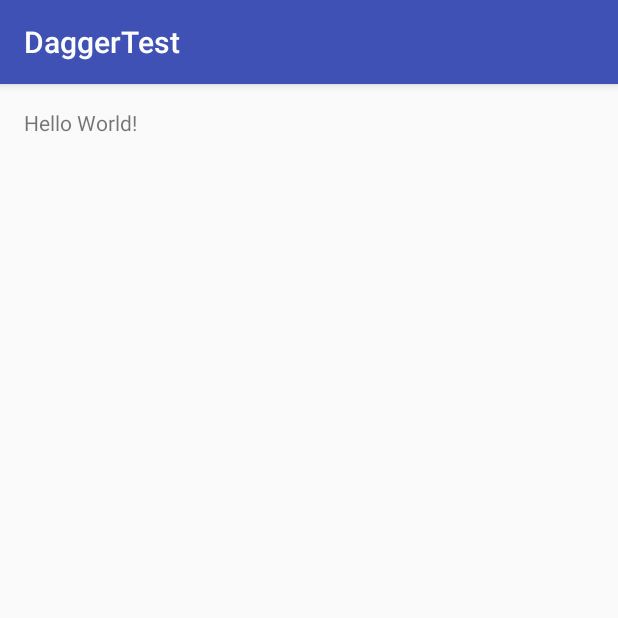
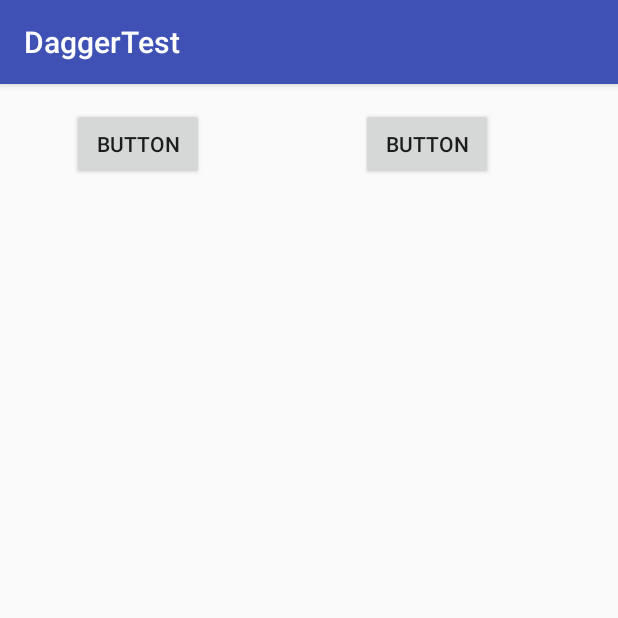
Before and after one commit to ImYeol/DaggerTest, an Android app: the screen it shows after launch (MainActivity), on a phone screen of 412 x 824 dp, the top half of it. Run offline under Robolectric (Android 15) with nearby library versions, the phone set to English and light mode, and no system bars; our stand-ins replace Dagger/Hilt's generated code, data binding; 1 statement that could not run was skipped.

```diff
--- a/app/src/main/java/com/example/yeol/daggertest/ui/MainActivity.java
+++ b/app/src/main/java/com/example/yeol/daggertest/ui/MainActivity.java
@@ -1,11 +1,13 @@
 package com.example.yeol.daggertest.ui;
 
+import android.databinding.DataBindingUtil;
+import android.os.Bundle;
 import android.support.v7.app.AppCompatActivity;
-import android.os.Bundle;
 
 import com.example.yeol.daggertest.MyApplication;
 import com.example.yeol.daggertest.R;
 import com.example.yeol.daggertest.data.DataManager;
+import com.example.yeol.daggertest.databinding.ActivityMainBinding;
 import com.example.yeol.daggertest.di.components.ActivityComponent;
 import com.example.yeol.daggertest.di.components.DaggerActivityComponent;
 import com.example.yeol.daggertest.di.module.ActivityModule;
@@ -18,12 +20,17 @@ public class MainActivity extends AppCompatActivity {
     DataManager dataManager;
 
     private ActivityComponent activityComponent;
+    // generated Binding class by DataBinding
+    private ActivityMainBinding binding;
 
 
     @Override
     protected void onCreate(Bundle savedInstanceState) {
         super.onCreate(savedInstanceState);
-        setContentView(R.layout.activity_main);
+        binding = DataBindingUtil.setContentView(this, R.layout.activity_main);
+
+        // DataBinding to set activity value in activity_main.xml
+        binding.setActivity(this);
 
         getActivityComponent().inject(this);
     }
--- a/app/src/main/res/layout/activity_main.xml
+++ b/app/src/main/res/layout/activity_main.xml
@@ -1,17 +1,49 @@
 <?xml version="1.0" encoding="utf-8"?>
-<RelativeLayout xmlns:android="http://schemas.android.com/apk/res/android"
-    xmlns:tools="http://schemas.android.com/tools"
+<layout xmlns:android="http://schemas.android.com/apk/res/android">
+
+    <data>
+        <variable
+            name="activity"
+            type="com.example.yeol.daggertest.ui.MainActivity"/>
+    </data>
+
+    <RelativeLayout
         android:id="@+id/activity_main"
         android:layout_width="match_parent"
         android:layout_height="match_parent"
         android:paddingBottom="@dimen/activity_vertical_margin"
         android:paddingLeft="@dimen/activity_horizontal_margin"
         android:paddingRight="@dimen/activity_horizontal_margin"
-    android:paddingTop="@dimen/activity_vertical_margin"
-    tools:context="com.example.yeol.daggertest.ui.MainActivity">
+        android:paddingTop="@dimen/activity_vertical_margin">
 
-    <TextView
+        <Button
+            android:id="@+id/test_button"
             android:layout_width="wrap_content"
             android:layout_height="wrap_content"
-        android:text="Hello World!" />
+            android:text="Button"
+            android:layout_alignParentTop="true"
+            android:layout_alignParentLeft="true"
+            android:layout_alignParentStart="true"
+            android:layout_marginLeft="32dp"
+            android:layout_marginStart="32dp" />
+
+        <Button
+            android:id="@+id/button2"
+            android:layout_width="wrap_content"
+            android:layout_height="wrap_content"
+            android:layout_alignParentEnd="true"
+            android:layout_alignParentRight="true"
+            android:layout_alignParentTop="true"
+            android:layout_marginEnd="67dp"
+            android:layout_marginRight="67dp"
+            android:text="Button" />
+
+        <android.support.v7.widget.RecyclerView
+            android:layout_width="match_parent"
+            android:layout_height="match_parent">
+
+        </android.support.v7.widget.RecyclerView>
+
+
     </RelativeLayout>
+</layout>
--- a/app/src/main/res/values/dimens.xml
+++ b/app/src/main/res/values/dimens.xml
@@ -2,4 +2,10 @@
     <!-- Default screen margins, per the Android Design guidelines. -->
     <dimen name="activity_horizontal_margin">16dp</dimen>
     <dimen name="activity_vertical_margin">16dp</dimen>
+
+    <dimen name="list_item_container_padding">10dp</dimen>
+    <dimen name="list_item_image_size">50dp</dimen>
+    <dimen name="list_item_container_padding_left">10dp</dimen>
+    <dimen name="list_item_text_margin">5dp</dimen>
+
 </resources>
--- a/build.gradle
+++ b/build.gradle
@@ -5,7 +5,7 @@ buildscript {
         jcenter()
     }
     dependencies {
-        classpath 'com.android.tools.build:gradle:2.2.3'
+        classpath 'com.android.tools.build:gradle:2.3.1'
 
         // NOTE: Do not place your application dependencies here; they belong
         // in the individual module build.gradle files
@@ -24,4 +24,5 @@ task clean(type: Delete) {
 
 ext {
     dagger2Version = '2.8'
+    android_support_lib_version = '25.3.1'
 }
```
Also changed, not shown: app/build.gradle (+21 -1 lines), app/src/main/java/com/example/yeol/daggertest/ui/CircleImageView.java (added, +306 -0 lines), app/src/main/java/com/example/yeol/daggertest/ui/UserViewHolder.java (added, +19 -0 lines), app/src/main/java/com/example/yeol/daggertest/ui/databind/example/DataBindingActivity.java (added, +8 -0 lines), app/src/main/java/com/example/yeol/daggertest/ui/databind/example/DataBindingAdapter.java (added, +8 -0 lines), app/src/main/java/com/example/yeol/daggertest/util/ImageUtil.java (added, +17 -0 lines), app/src/main/res/layout/recycler_view.xml (added, +17 -0 lines), app/src/main/res/layout/recycler_view_item.xml (added, +40 -0 lines), gradle/wrapper/gradle-wrapper.properties, 11 other files. Lines whose indentation alone changed are shown as unchanged.
